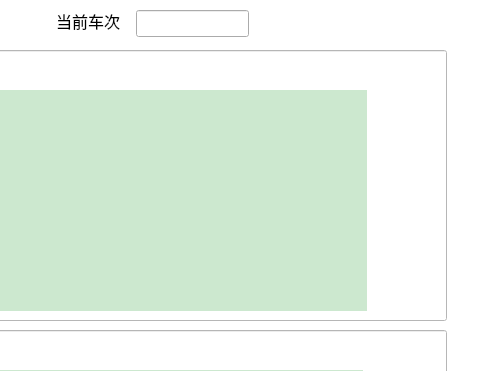
1157889734/x86MyAppliction, file devmanagewidget.ui: the form before one commit; both pictures show x 544 to 1024 and y 0 to 371 of the 1024 by 665 pixel window.
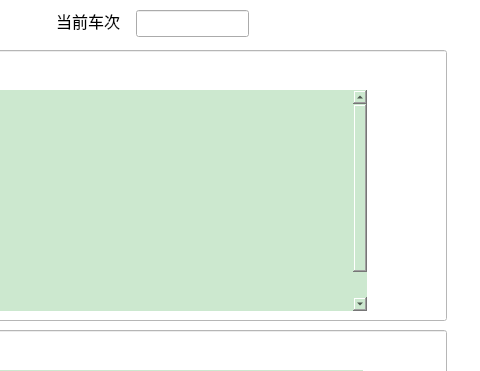
The form after the commit. Icons and pictures are not drawn.

Patch:
```diff
--- a/devmanagewidget.ui
+++ b/devmanagewidget.ui
@@ -180,7 +180,8 @@
    </property>
    <property name="styleSheet">
     <string notr="true">border-style: none;
-background-color: rgb(204, 232, 207);</string>
+background-color: rgb(204, 232, 207);
+gridline-color: rgb(255, 255, 255)</string>
    </property>
    <property name="showDropIndicator" stdset="0">
     <bool>true</bool>
@@ -191,6 +192,46 @@
    <attribute name="verticalHeaderVisible">
     <bool>false</bool>
    </attribute>
+   <row>
+    <property name="text">
+     <string>新建行</string>
+    </property>
+   </row>
+   <row>
+    <property name="text">
+     <string>1</string>
+    </property>
+   </row>
+   <row>
+    <property name="text">
+     <string>2</string>
+    </property>
+   </row>
+   <row>
+    <property name="text">
+     <string>3</string>
+    </property>
+   </row>
+   <row>
+    <property name="text">
+     <string>4</string>
+    </property>
+   </row>
+   <row>
+    <property name="text">
+     <string>5</string>
+    </property>
+   </row>
+   <row>
+    <property name="text">
+     <string>6</string>
+    </property>
+   </row>
+   <row>
+    <property name="text">
+     <string>7</string>
+    </property>
+   </row>
   </widget>
   <widget class="QLabel" name="devStatusLabel">
    <property name="geometry">
```
Left out of the diff: 4 changed lines with no effect on the pictures.
